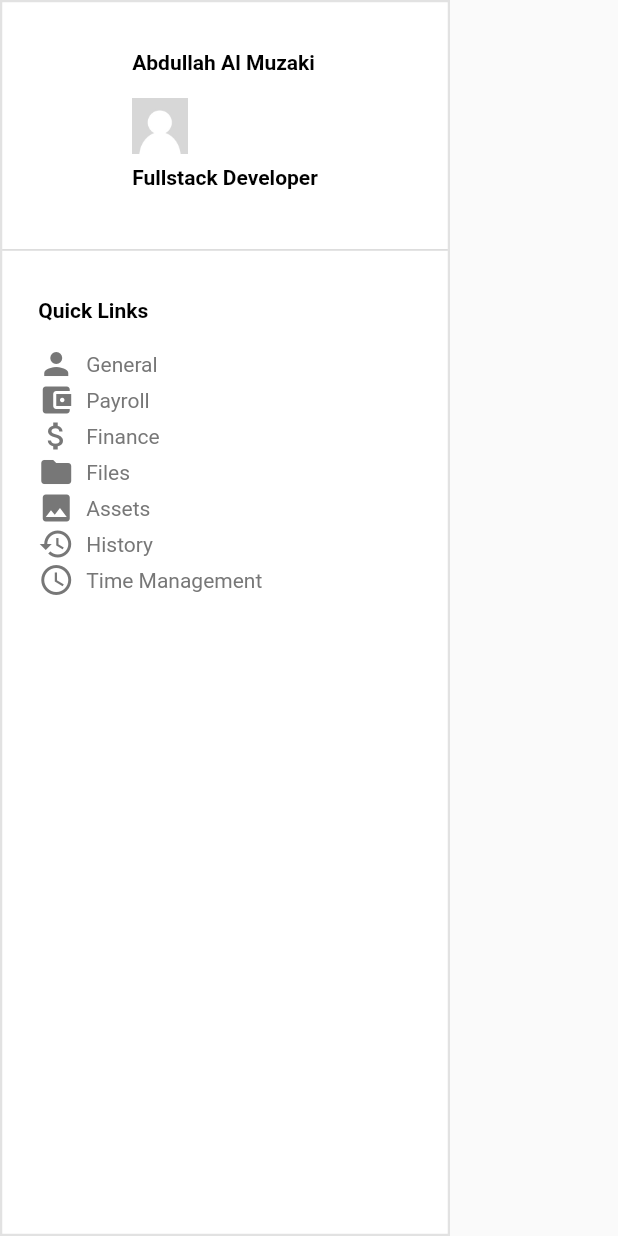
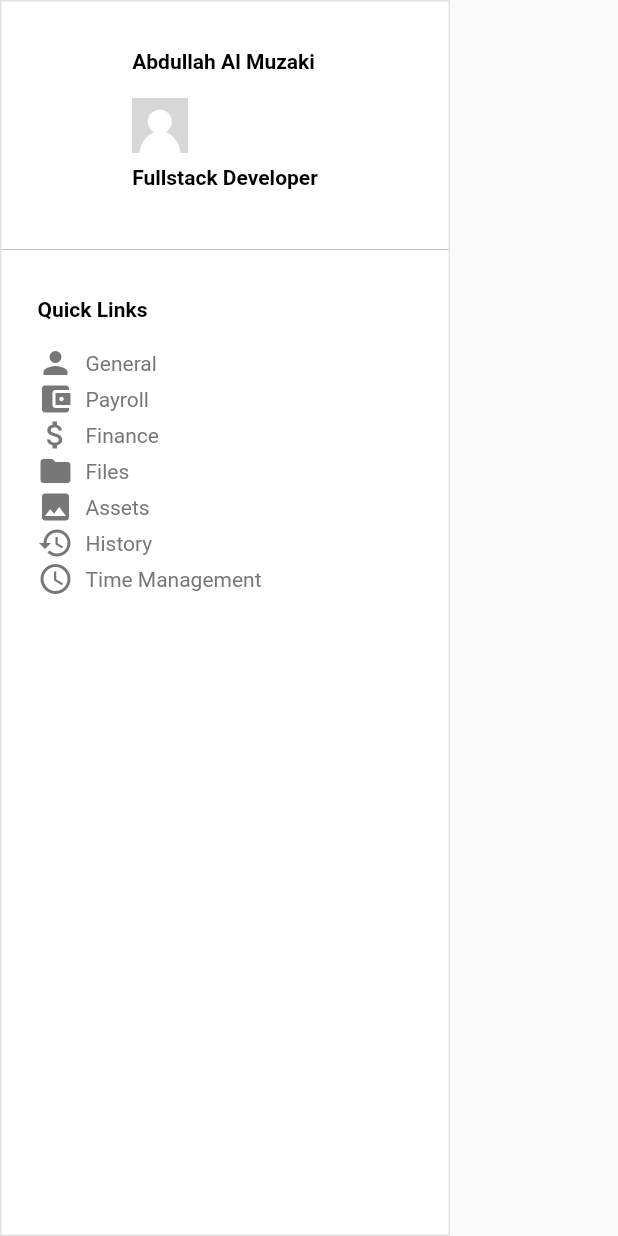
Before and after one commit to aamuzakii/arukari, a Flutter app: the LeftSidebar widget shown alone on an empty page, opened directly, on a phone screen of 412 x 824 dp. Run offline on Flutter 3.47's test engine with Material 2 defaults, Android fonts, the phone set to English and light mode, and no system bars; our stand-ins replace flutter_svg, google_fonts; missing offline and left inert: dart:ffi.

Commit message:
add color 0xffe2e2e2

```diff
--- a/lib/helper/constants.dart
+++ b/lib/helper/constants.dart
@@ -8,4 +8,5 @@ class Constants {
   static const Color purpleDashboard = Color(0xff6520E1);
   static const Color redMekariHex = Color(0xffc02a34);
   static const Color greySeven = Color(0xff777777);
+  static const Color twoE = Color(0xffe2e2e2);
 }
--- a/lib/pages/my_info_page.dart
+++ b/lib/pages/my_info_page.dart
@@ -1,3 +1,4 @@
+import 'package:arukari/helper/constants.dart';
 import 'package:arukari/widgets/big_text.dart';
 import 'package:arukari/widgets/common/navbar.dart';
 import 'package:arukari/widgets/link_text.dart';
@@ -16,7 +17,7 @@ class MyInfoPage extends StatelessWidget {
           Navbar(),
           Expanded(
             child: Container(
-              color: Colors.grey[200],
+              color: Constants.twoE,
               child: Padding(
                 padding: const EdgeInsets.all(24.0),
                 child: Row(
--- a/lib/widgets/my_info/sidebar.dart
+++ b/lib/widgets/my_info/sidebar.dart
@@ -1,3 +1,4 @@
+import 'package:arukari/helper/constants.dart';
 import 'package:arukari/widgets/big_text.dart';
 import 'package:arukari/widgets/icon_with_link.dart';
 import 'package:flutter/material.dart';
@@ -13,8 +14,8 @@ class LeftSidebar extends StatelessWidget {
       decoration: BoxDecoration(
         color: Colors.white,
         border: Border.all(
-          color: const Color(0xffe2e2e2), // Border color
-          width: 1.5, // Border width
+          color: Constants.twoE,
+          width: 1.0,
         ),
       ),
       child: Column(
```
Also changed, not shown: lib/widgets/my_info/tabbed_widget.dart (+5 -2 lines).
